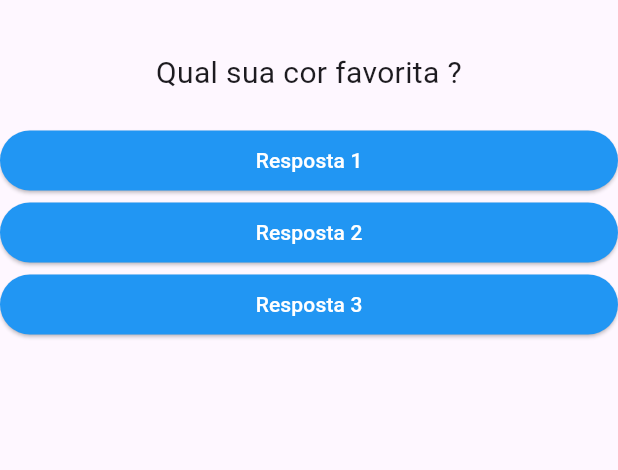
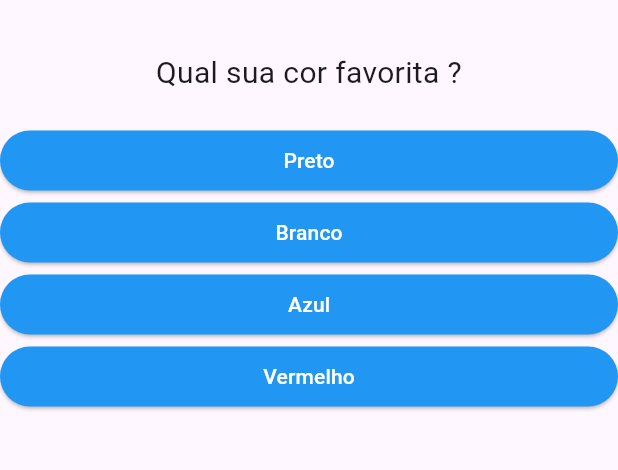
Before and after one commit to DaviFerreira0106/FlutterProjects, a Flutter app: the screen it shows after launch, on a phone screen of 412 x 824 dp, the part 63-533 px from its top. Run offline on Flutter 3.47's test engine with Material 3 defaults, Android fonts, the phone set to English and light mode, and no system bars.

Commit message:
Implementação e refatoração de codigo

```diff
--- a/projeto_perguntas/lib/main.dart
+++ b/projeto_perguntas/lib/main.dart
@@ -1,6 +1,7 @@
 import 'package:flutter/material.dart';
 import './questao.dart';
 import './resposta.dart';
+import './resultado.dart';
 
 void main() => runApp(PerguntaApp());
 
@@ -8,51 +9,55 @@ void main() => runApp(PerguntaApp());
 class _PerguntaAppState extends State<PerguntaApp> {
   var _perguntaSelecionada = 0;
 
+  final List<Map<String, Object>> _perguntas = const [
+    {
+      'texto': 'Qual sua cor favorita ?',
+      'resposta': ['Preto', 'Branco', 'Azul', 'Vermelho'],
+    },
+    {
+      'texto': 'Qual seu animal favorito ?',
+      'resposta': ['Leão', 'Tigre', 'Macaco', 'Cobra'],
+    },
+    {
+      'texto': 'Qual seu instrutor favorito ?',
+      'resposta': ['Davi', 'Mariana', 'Elenita', 'Carlito'],
+    }
+  ];
+
   void _responder() {
     setState(() {
       _perguntaSelecionada++;
     });
   }
 
-  final List<Map<String, Object>> perguntas = [
-    {
-      'texto': 'Qual sua cor favorita ?',
-      'resposta' : ['Preto', 'Branco', 'Azul', 'Vermelho'],
-    },
-    {
-      'texto': 'Qual seu animal favorito ?',
-      'resposta' : ['Leão', 'Tigre', 'Macaco', 'Cobra'],
-    },
-    {
-      'texto' : 'Qual seu instrutor favorito ?',
-      'resposta' : ['Davi', 'Mariana', 'Elenita', 'Carlito'],
-    }
-  ];
+  bool get temPerguntaSelecionada {
+    return _perguntaSelecionada < _perguntas.length;
+  }
 
   @override
   Widget build(BuildContext context) {
+    List<String> resposta = temPerguntaSelecionada
+        ? _perguntas.elementAt(_perguntaSelecionada).cast()['resposta']
+        : [];
+
     return MaterialApp(
       home: Scaffold(
         appBar: AppBar(
           title: const Text('Perguntas'),
         ),
-        body: Column(
-          children: <Widget>[
-            Questao(texto: perguntas.elementAt(_perguntaSelecionada)['texto'].toString()),
-            Resposta(
-              texto: 'Resposta 1',
-              quandoSelecionado: _responder,
-            ),
-            Resposta(
-              texto: 'Resposta 2',
-              quandoSelecionado: _responder,
-            ),
-            Resposta(
-              texto: 'Resposta 3',
-              quandoSelecionado: _responder,
-            ),
-          ],
-        ),
+        body: temPerguntaSelecionada
+            ? Column(
+                children: <Widget>[
+                  Questao(
+                      texto: _perguntas
+                          .elementAt(_perguntaSelecionada)['texto']
+                          .toString()),
+                  ...resposta.map(
+                    (t) => Resposta(texto: t, quandoSelecionado: _responder),
+                  ),
+                ],
+              )
+            : Resultado(),
       ),
     );
   }
--- /dev/null
+++ b/projeto_perguntas/lib/resultado.dart
@@ -0,0 +1,13 @@
+import 'package:flutter/widgets.dart';
+
+class Resultado extends StatelessWidget {
+  @override
+  Widget build(BuildContext context) {
+    return const Center(
+      child: Text(
+        'Parabens!',
+        style: TextStyle(fontSize: 28),
+      ),
+    );
+  }
+}
```
